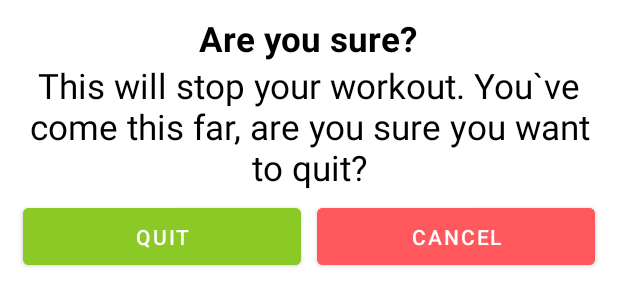
After one commit to BohunD/5-Minutes-Workout-App, an Android app: the layout custom_dialog.xml on its own in the app's theme, with its tools: preview values and no code run, on a phone screen of 412 x 824 dp. The commit adds this screen. Shown: the top 306 px of the screen. Run offline under Robolectric (Android 15) with nearby library versions, the phone set to English and light mode, and no system bars.

Commit message:
added custom dialog

```diff
--- a/app/src/main/AndroidManifest.xml
+++ b/app/src/main/AndroidManifest.xml
@@ -12,6 +12,9 @@
         android:theme="@style/Theme.7MinutesWorkout"
         tools:targetApi="31">
         <activity
+            android:name=".FinishActivity"
+            android:exported="false" />
+        <activity
             android:name=".ExerciseActivity"
             android:exported="false" />
         <activity
@@ -19,6 +22,7 @@
             android:exported="true">
             <intent-filter>
                 <action android:name="android.intent.action.MAIN" />
+                <action android:name="android.intent.action.TTS_SERVICE" />
 
                 <category android:name="android.intent.category.LAUNCHER" />
             </intent-filter>
--- a/app/src/main/res/layout/activity_main.xml
+++ b/app/src/main/res/layout/activity_main.xml
@@ -17,6 +17,7 @@
         app:layout_constraintBottom_toTopOf="@id/fl_start"/>
     <FrameLayout
         android:id="@+id/fl_start"
+        android:layout_marginTop="50dp"
         android:layout_width="150dp"
         android:layout_height="150dp"
         android:background="@drawable/start_button_oval_pressed"
--- /dev/null
+++ b/app/src/main/res/layout/custom_dialog.xml
@@ -0,0 +1,45 @@
+<?xml version="1.0" encoding="utf-8"?>
+<LinearLayout xmlns:android="http://schemas.android.com/apk/res/android"
+    android:layout_width="match_parent"
+    android:orientation="vertical"
+    android:padding="10dp"
+    android:layout_height="match_parent">
+    <TextView
+        android:layout_width="wrap_content"
+        android:layout_height="wrap_content"
+        android:layout_gravity="center"
+        android:text="Are you sure?"
+        android:textSize="23dp"
+        android:textColor="@color/black"
+        android:textStyle="bold"/>
+    <TextView
+        android:layout_width="wrap_content"
+        android:layout_height="wrap_content"
+        android:gravity="center"
+        android:textColor="@color/black"
+        android:text="This will stop your workout. You`ve come this far, are you sure you want to quit?"
+        android:textSize="23dp"/>
+    <LinearLayout
+        android:layout_width="match_parent"
+        android:layout_height="wrap_content"
+        android:orientation="horizontal">
+        <Button
+            android:id="@+id/btn_confirm"
+            android:layout_width="0dp"
+            android:layout_height="50dp"
+            android:backgroundTint="#8ac926"
+            android:text="Quit"
+            android:layout_margin="5dp"
+            android:layout_weight="1"/>
+        <Button
+            android:id="@+id/btn_cancel"
+            android:layout_width="0dp"
+            android:layout_height="50dp"
+            android:backgroundTint="#ff595e"
+            android:layout_margin="5dp"
+            android:text="Cancel"
+            android:layout_weight="1"/>
+    </LinearLayout>
+
+
+</LinearLayout>
```
Also changed, not shown: app/src/main/java/com/example/a7minutesworkout/ExerciseActivity.kt (+52 -14 lines), app/src/main/java/com/example/a7minutesworkout/FinishActivity.kt (added, +26 -0 lines), app/src/main/res/layout/activity_finish.xml (added, +62 -0 lines), app/src/main/res/drawable/check.png (added).
